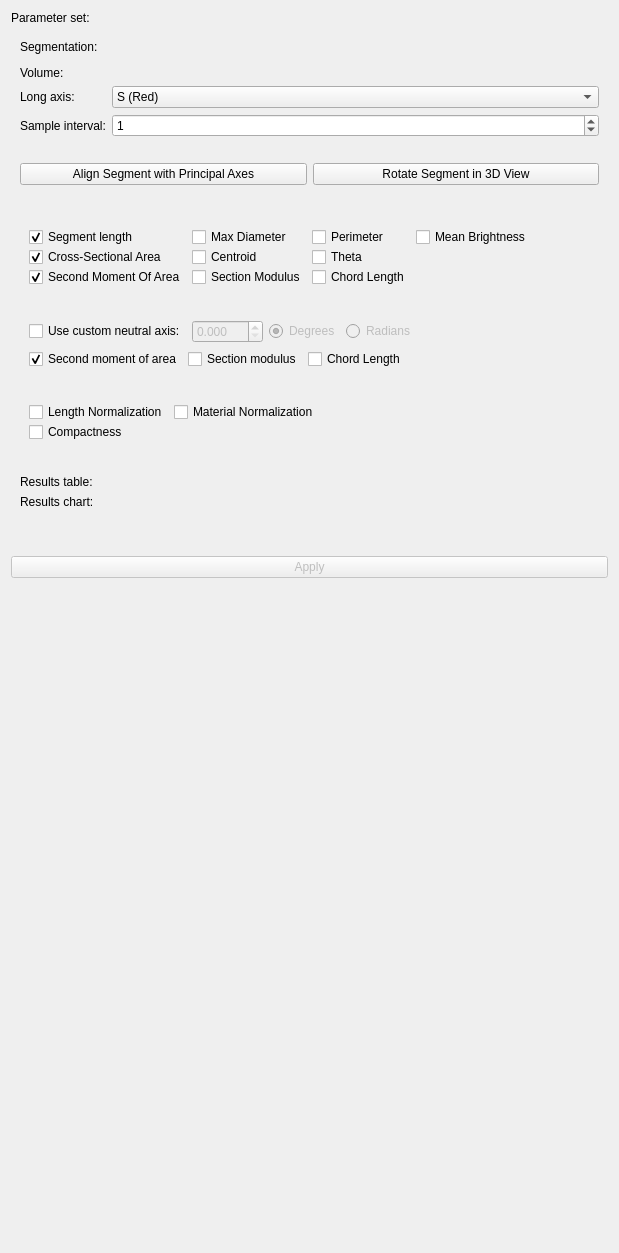
Qt form SegmentGeometry/Resources/UI/SegmentGeometry.ui (jmhuie/SlicerBiomech) before a commit.
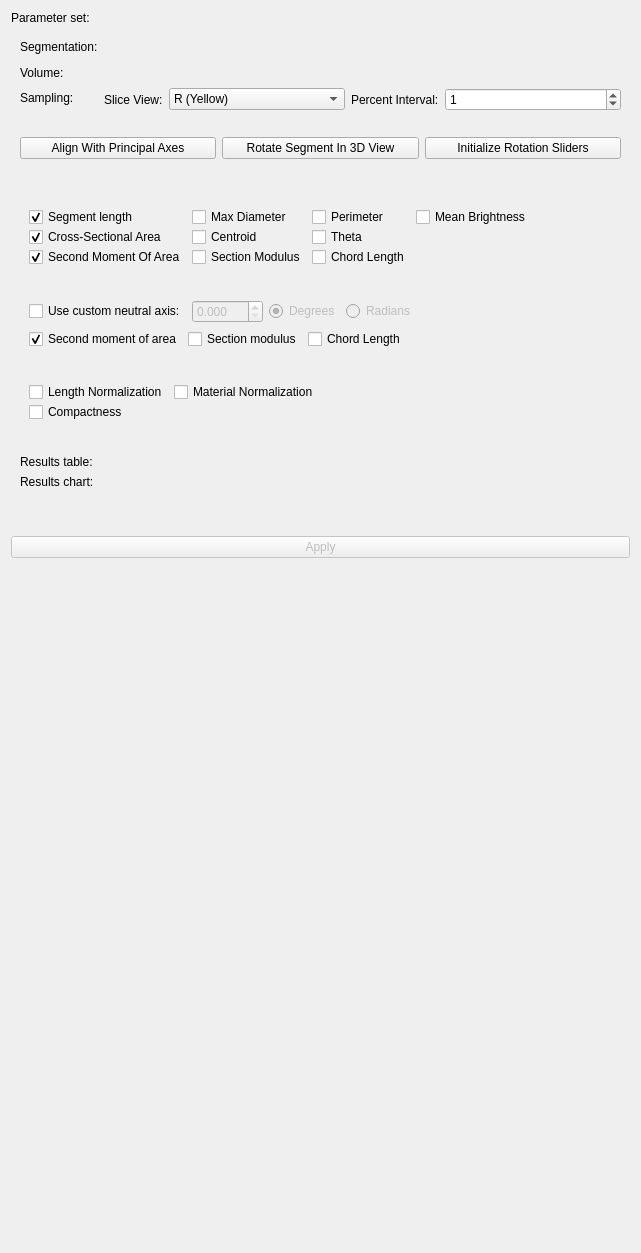
The same form after that commit. Custom widgets are drawn as their Qt base class.

Commit message: add rotation sliders

Patch:
```diff
--- a/SegmentGeometry/Resources/UI/SegmentGeometry.ui
+++ b/SegmentGeometry/Resources/UI/SegmentGeometry.ui
@@ -6,7 +6,7 @@
    <rect>
     <x>0</x>
     <y>0</y>
-    <width>619</width>
+    <width>641</width>
     <height>1253</height>
    </rect>
   </property>
@@ -86,6 +86,9 @@
           <verstretch>0</verstretch>
          </sizepolicy>
         </property>
+        <property name ="horizontalLayout">
+         <bool>false</bool>
+        </property> 
         <property name="segmentationNodeSelectorVisible" stdset="0">
          <bool>false</bool>
         </property>
@@ -122,17 +125,45 @@
         </property>
        </widget>
       </item>
-      <item row="5" column="0">
+      <item row="9" column="0">
        <widget class="QLabel" name="label_3">
         <property name="text">
-         <string>Long axis:</string>
+         <string>Sampling:</string>
         </property>
        </widget>
-      </item>
+      </item>      
+      <item row="9" column="1">
+       <widget class="QFrame" name="frame_3">
+        <layout class="QGridLayout" name="gridLayout_7">
+         <property name="leftMargin">
+          <number>0</number>
+         </property>
+         <property name="topMargin">
+          <number>2</number>
+         </property>
+         <property name="rightMargin">
+          <number>0</number>
+         </property>
+         <property name="bottomMargin">
+          <number>0</number>
+         </property>
+         <property name="horizontalSpacing">
+          <number>6</number>
+         </property>
       <item row="5" column="1">
+          <widget class="QLabel" name="label_3">
+           <property name="text">
+            <string>Slice View:</string>
+           </property>
+          </widget>
+         </item>
+         <item row="5" column="2">
        <widget class="QComboBox" name="axisSelectorBox">
-        <property name="currentIndex">
-         <number>2</number>
+           <property name="sizePolicy">
+            <sizepolicy hsizetype="Expanding" vsizetype="Fixed">
+             <horstretch>0</horstretch>
+             <verstretch>0</verstretch>
+            </sizepolicy>
         </property>
         <item>
          <property name="text">
@@ -151,15 +182,21 @@
         </item>
        </widget>
       </item>
-      <item row="6" column="0">
+         <item row="5" column="3">
        <widget class="QLabel" name="label_4">
         <property name="text">
-         <string>Sample interval:</string>
+            <string>Percent Interval:</string>
         </property>
        </widget>
       </item>
-      <item row="6" column="1">
+         <item row="5" column="4">
        <widget class="QSpinBox" name="resamplespinBox">
+           <property name="sizePolicy">
+            <sizepolicy hsizetype="MinimumExpanding" vsizetype="Fixed">
+             <horstretch>0</horstretch>
+             <verstretch>0</verstretch>
+            </sizepolicy>
+           </property>
         <property name="maximum">
          <number>50</number>
         </property>
@@ -171,6 +208,9 @@
      </layout>
     </widget>
    </item>
+     </layout>
+    </widget>
+   </item>
    <item row="6" column="0" colspan="2">
     <widget class="ctkCollapsibleButton" name="basicCollapsibleButton_3" native="true">
      <property name="text" stdset="0">
@@ -198,10 +238,10 @@
          <property name="verticalSpacing">
           <number>0</number>
          </property>
-         <item row="2" column="0" colspan = "1">
+         <item row="2" column="0">
           <widget class="QPushButton" name="PrincipalButton">
            <property name="text">
-            <string>Align Segment with Principal Axes</string>
+            <string>Align With Principal Axes</string>
            </property>
            <property name="checkable">
             <bool>false</bool>
@@ -226,7 +266,32 @@
          <item row="2" column="1">
           <widget class="QPushButton" name="Interactive3DButton">
            <property name="text">
-            <string>Rotate Segment in 3D View</string>
+            <string>Rotate Segment In 3D View</string>
+           </property>
+           <property name="checkable">
+            <bool>true</bool>
+           </property>
+           <property name="checked">
+            <bool>false</bool>
+           </property>
+           <property name="autoRepeat">
+            <bool>false</bool>
+           </property>
+           <property name="autoDefault">
+            <bool>false</bool>
+           </property>
+           <property name="default">
+            <bool>false</bool>
+           </property>
+           <property name="flat">
+            <bool>false</bool>
+           </property>
+          </widget>
+         </item>
+         <item row="2" column="2">
+          <widget class="QPushButton" name="RotationInitButton">
+           <property name="text">
+            <string>Initialize Rotation Sliders</string>
            </property>
            <property name="checkable">
             <bool>false</bool>
@@ -251,6 +316,19 @@
         </layout>
        </widget>
       </item>
+      <item row="11" column="0" colspan="2">
+       <widget class="qMRMLTransformSliders" name="RotatorSliders" native="true">
+        <property name="enabled">
+         <bool>false</bool>
+        </property>       
+        <property name="Title" stdset="0">
+         <string>Rotate segment:</string>
+        </property>
+        <property name="minMaxVisible" stdset="0">
+         <bool>false</bool>
+        </property>
+       </widget>
+      </item>
       <item row="10" column="0">
        <widget class="Line" name="line">
         <property name="orientation">
@@ -821,9 +899,10 @@
    <container>1</container>
   </customwidget>
   <customwidget>
-   <class>ctkSliderWidget</class>
-   <extends>QWidget</extends>
-   <header>ctkSliderWidget.h</header>
+   <class>qMRMLTransformSliders</class>
+   <extends>qMRMLWidget</extends>
+   <header>qMRMLTransformSliders.h</header>
+   <container>1</container>
   </customwidget>
  </customwidgets>
  <resources/>
```
Lines whose indentation alone changed are shown as unchanged. The commit also changes 2 other files.
